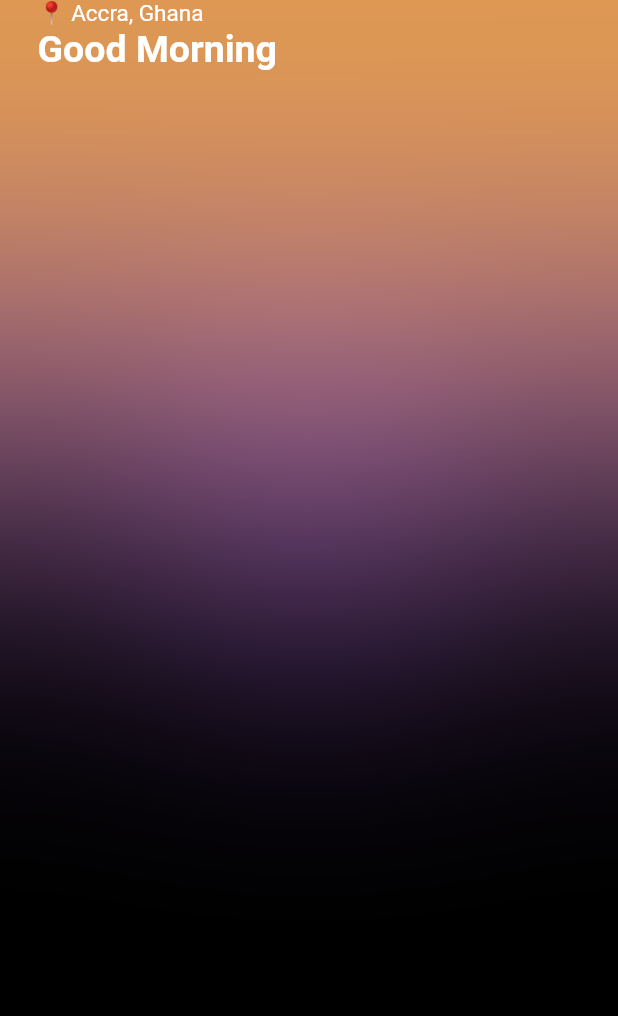
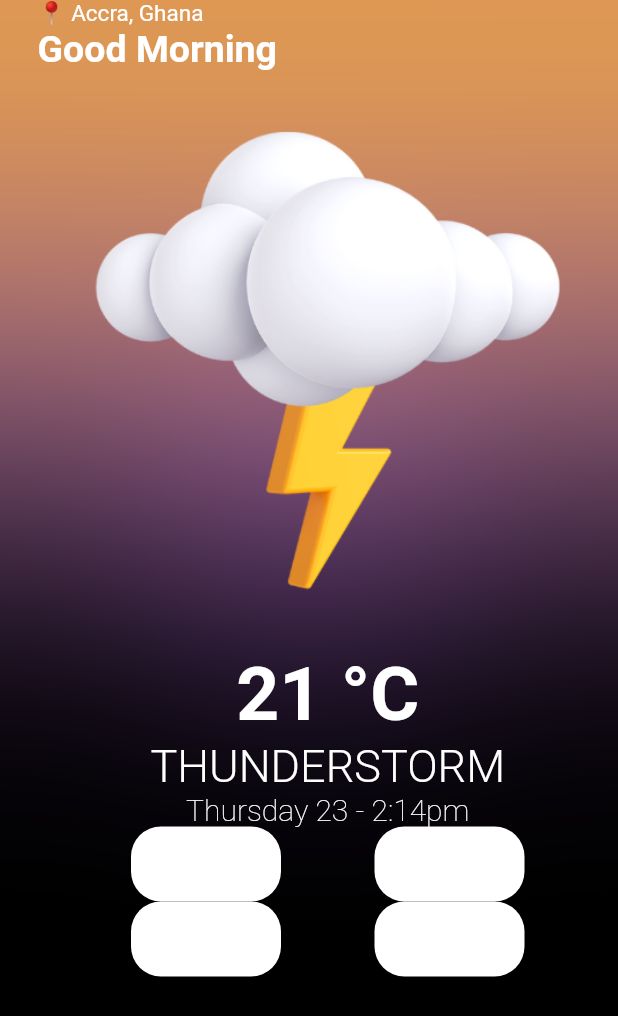
Before and after one commit to zezecodes/weather, a Flutter app: the screen it shows after launch, on a phone screen of 412 x 824 dp. Shown: the top 1016 px of the screen. Run offline on Flutter 3.47's test engine with Material 2 defaults, Android fonts, the phone set to English and light mode, and no system bars; our stand-ins replace bloc, equatable.

```diff
--- a/lib/features/homepage/presentation/pages/home.dart
+++ b/lib/features/homepage/presentation/pages/home.dart
@@ -1,6 +1,8 @@
 import 'dart:ui';
 
 import 'package:flutter/material.dart';
+
+import '../../../../core/data/images.dart';
 
 class Homepage extends StatefulWidget {
   const Homepage({super.key});
@@ -48,19 +50,85 @@ class _HomepageState extends State<Homepage> {
                   padding: const EdgeInsets.only(left: 25),
                   child: SizedBox(
                     width: MediaQuery.of(context).size.width,
-                    child: const Column(
+                    child: Column(
                       crossAxisAlignment: CrossAxisAlignment.start,
                       children: [
-                        Text(
+                        const Text(
                           '📍 Accra, Ghana',
                           style: TextStyle(color: Colors.white, fontSize: 15),
                         ),
-                        Text(
+                        const Text(
                           'Good Morning',
                           style: TextStyle(
                               color: Colors.white,
                               fontSize: 25,
                               fontWeight: FontWeight.bold),
+                        ),
+                        Image.asset(Images.thunderstorm),
+                        const Center(
+                          child: Column(
+                            children: [
+                              Text(
+                                '21 °C',
+                                style: TextStyle(
+                                    color: Colors.white,
+                                    fontSize: 50,
+                                    fontWeight: FontWeight.bold),
+                              ),
+                              Text(
+                                'THUNDERSTORM',
+                                style: TextStyle(
+                                    color: Colors.white,
+                                    fontSize: 30,
+                                    fontWeight: FontWeight.w300),
+                              ),
+                              Text(
+                                'Thursday 23 - 2:14pm',
+                                style: TextStyle(
+                                    color: Colors.white,
+                                    fontSize: 20,
+                                    fontWeight: FontWeight.w200),
+                              ),
+                            ],
+                          ),
+                        ),
+                        Row(
+                          mainAxisAlignment: MainAxisAlignment.spaceEvenly,
+                          children: [
+                            Container(
+                              width: 100,
+                              height: 50,
+                              decoration: BoxDecoration(
+                                  borderRadius: BorderRadius.circular(20),
+                                  color: Colors.white),
+                            ),
+                            Container(
+                              width: 100,
+                              height: 50,
+                              decoration: BoxDecoration(
+                                  borderRadius: BorderRadius.circular(20),
+                                  color: Colors.white),
+                            )
+                          ],
+                        ),
+                        Row(
+                          mainAxisAlignment: MainAxisAlignment.spaceEvenly,
+                          children: [
+                            Container(
+                              width: 100,
+                              height: 50,
+                              decoration: BoxDecoration(
+                                  borderRadius: BorderRadius.circular(20),
+                                  color: Colors.white),
+                            ),
+                            Container(
+                              width: 100,
+                              height: 50,
+                              decoration: BoxDecoration(
+                                  borderRadius: BorderRadius.circular(20),
+                                  color: Colors.white),
+                            )
+                          ],
                         )
                       ],
                     ),
--- a/lib/main.dart
+++ b/lib/main.dart
@@ -1,5 +1,5 @@
 import 'package:flutter/material.dart';
-import 'package:weather_app/features/homepage/presentation/pages/home.dart';
+import 'package:only_weather/features/homepage/presentation/pages/home.dart';
 
 void main() {
   runApp(const MyApp());
```
Also changed, not shown: pubspec.yaml (+4 -59 lines).
